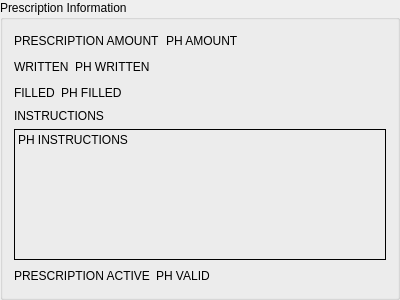
Before: the Qt Designer form db/prescriptiongroupbox.ui in kyledevans/Medicine-Track, drawn with Qt 5.
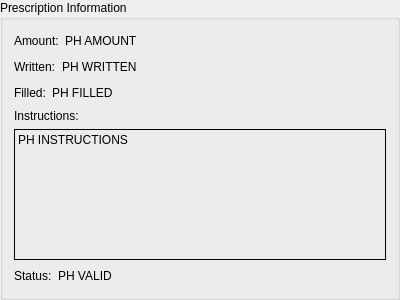
After: the same form once the commit is applied.

```diff
--- a/db/prescriptiongroupbox.ui
+++ b/db/prescriptiongroupbox.ui
@@ -22,7 +22,7 @@
         <string comment="PRESCRIPTION AMOUNT DISPLAY TOOLTIP">PRESCRIPTION AMOUNT</string>
        </property>
        <property name="text">
-        <string comment="PRESCRIPTION AMOUNT DISPLAY LABEL">PRESCRIPTION AMOUNT</string>
+        <string notr="true">Amount:</string>
        </property>
       </widget>
      </item>
@@ -62,7 +62,7 @@
         <string comment="WRITTEN DISPLAY TOOLTIP">WRITTEN</string>
        </property>
        <property name="text">
-        <string comment="WRITTEN DISPLAY LABEL">WRITTEN</string>
+        <string notr="true">Written:</string>
        </property>
       </widget>
      </item>
@@ -102,7 +102,7 @@
         <string comment="FILLED DISPLAY TOOLTIP">FILLED</string>
        </property>
        <property name="text">
-        <string comment="FILLED DISPLAY LABEL">FILLED</string>
+        <string notr="true">Filled:</string>
        </property>
       </widget>
      </item>
@@ -142,7 +142,7 @@
         <string comment="INSTRUCTIONS DISPLAY TOOLTIP">INSTRUCTIONS</string>
        </property>
        <property name="text">
-        <string comment="INSTRUCTIONS DISPLAY LABEL">INSTRUCTIONS</string>
+        <string notr="true">Instructions:</string>
        </property>
       </widget>
      </item>
@@ -181,7 +181,7 @@
         <string comment="PRESCRIPTION ACTIVE DISPLAY TOOLTIP">PRESCRIPTION ACTIVE</string>
        </property>
        <property name="text">
-        <string comment="PRESCRIPTION ACTIVE DISPLAY LABEL">PRESCRIPTION ACTIVE</string>
+        <string notr="true">Status:</string>
        </property>
       </widget>
      </item>
```
Left out of the diff: 20 changed lines with no effect on the pictures.
